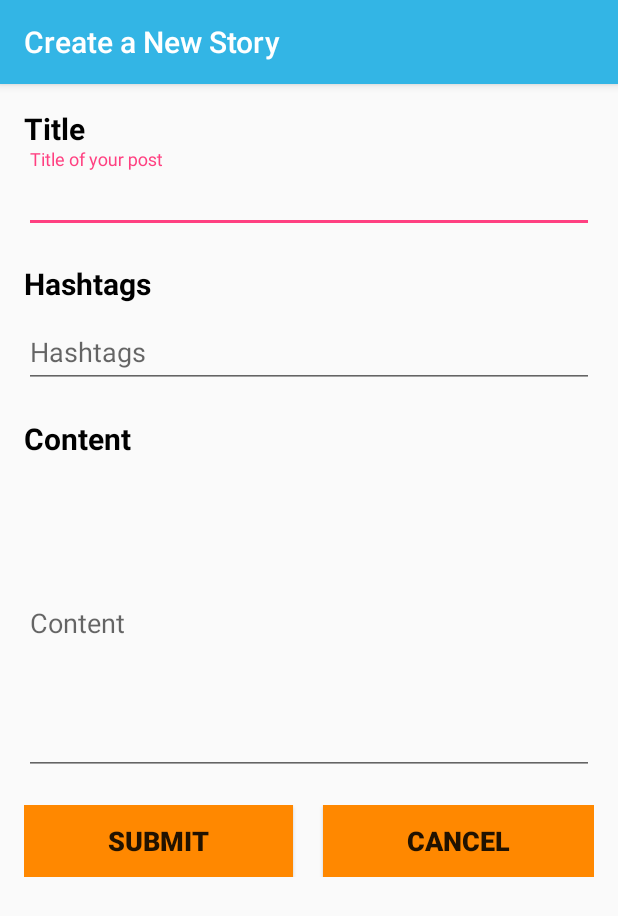
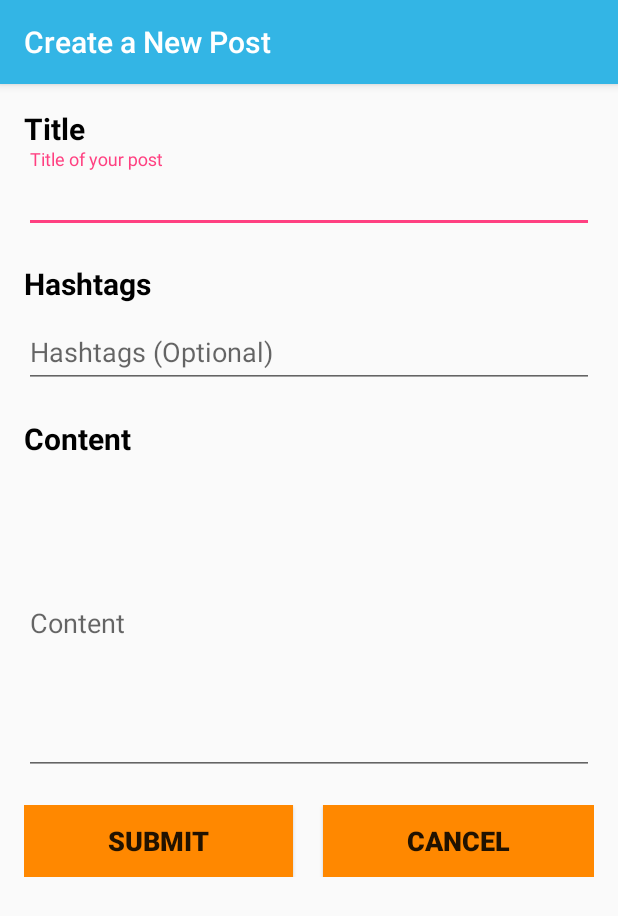
Before and after one commit to fypgibson3/fyp, an Android app: the AddNewPost screen opened directly, with no data from a screen before it, on a phone screen of 412 x 824 dp. Shown: the top 916 px of the screen. Run offline under Robolectric (Android 15) with nearby library versions, the phone set to English and light mode, and no system bars.

Commit message:
add more strings

```diff
--- a/app/src/main/res/values/strings.xml
+++ b/app/src/main/res/values/strings.xml
@@ -8,7 +8,7 @@
     <string name="title_activity_profile_setting_basic">Profile Setup</string>
     <string name="title_activity_profile_setting_more">Profile Setup</string>
     <string name="title_activity_ustsocial_app_main">UST Social App</string>
-    <string name="title_activity_add_new_story">Create a New Story</string>
+    <string name="title_activity_add_new_story">Create a New Post</string>
     <string name="title_activity_add_new_vote">Create a New Vote</string>
     <string name="title_activity_create_individual_chat">Create Individual Chat</string>
     <string name="title_activity_create_group_chat">Create Group Chat</string>
@@ -54,7 +54,7 @@
     <string name="hint_display_name">Display Name</string>
     <string name="hint_personal_description">Hi...</string>
     <string name="hint_title">Title of your post</string>
-    <string name="hint_hashtags">Hashtags</string>
+    <string name="hint_hashtags">Hashtags (Optional)</string>
     <string name="hint_content">Content</string>
     <string name="hint_question">Question</string>
     <string name="hint_option">Option</string>
```
